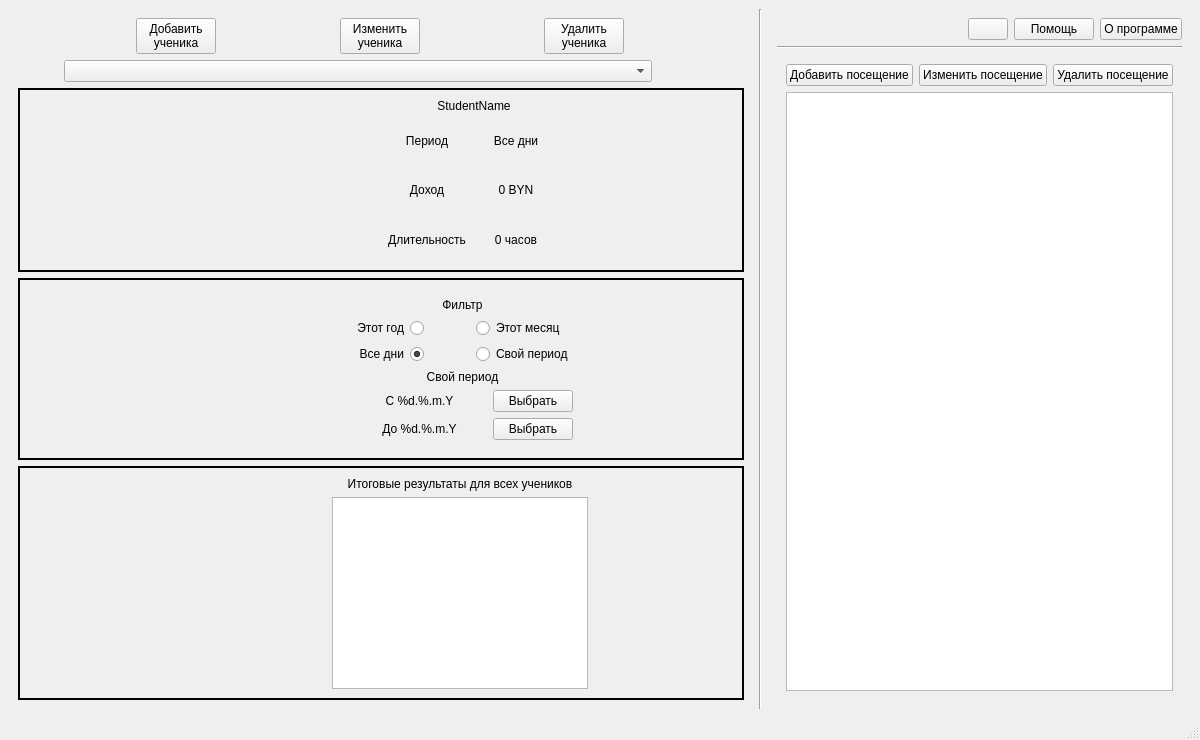
IliaSuponeff/StudentsAccounting, file ui_templates/windows/main_window.ui: the form before one commit.
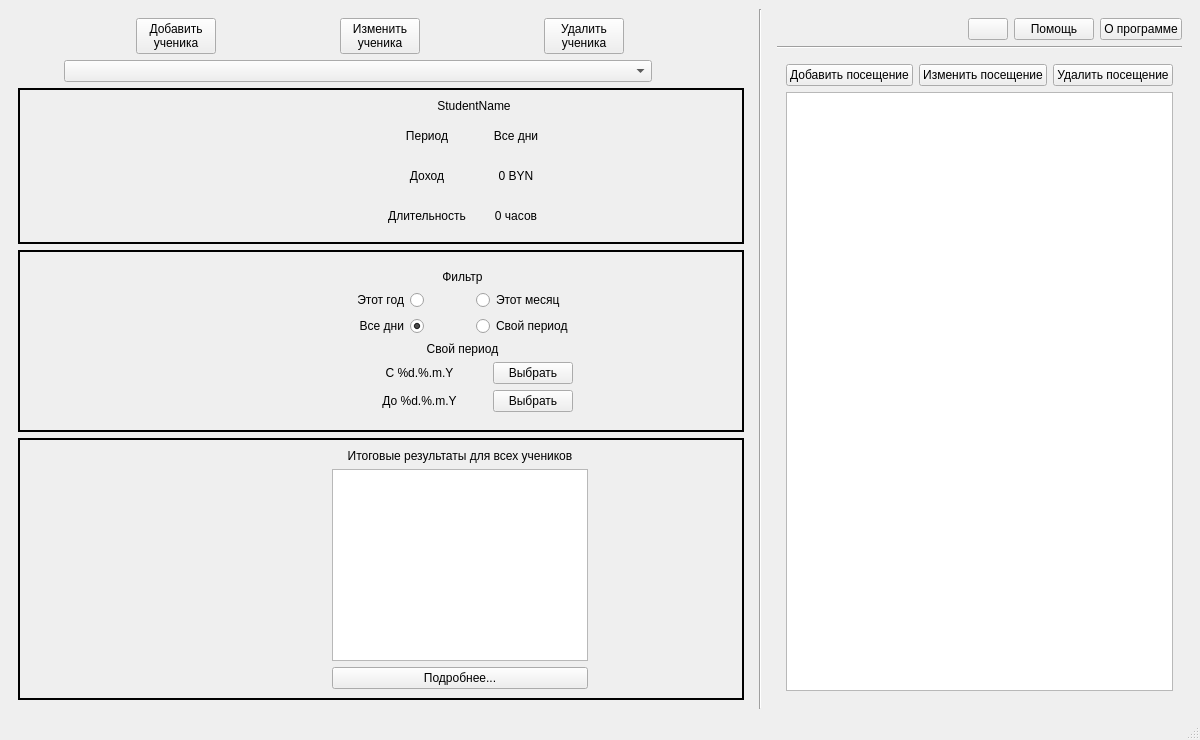
The form after the commit.

Commit message: add_more_info_btn

```diff
--- a/ui_templates/windows/main_window.ui
+++ b/ui_templates/windows/main_window.ui
@@ -725,6 +725,13 @@
               </property>
              </widget>
             </item>
+            <item>
+             <widget class="QPushButton" name="more_info_btn">
+              <property name="text">
+               <string>Подробнее...</string>
+              </property>
+             </widget>
+            </item>
            </layout>
           </item>
           <item>
```
The commit also changes 2 other files.
